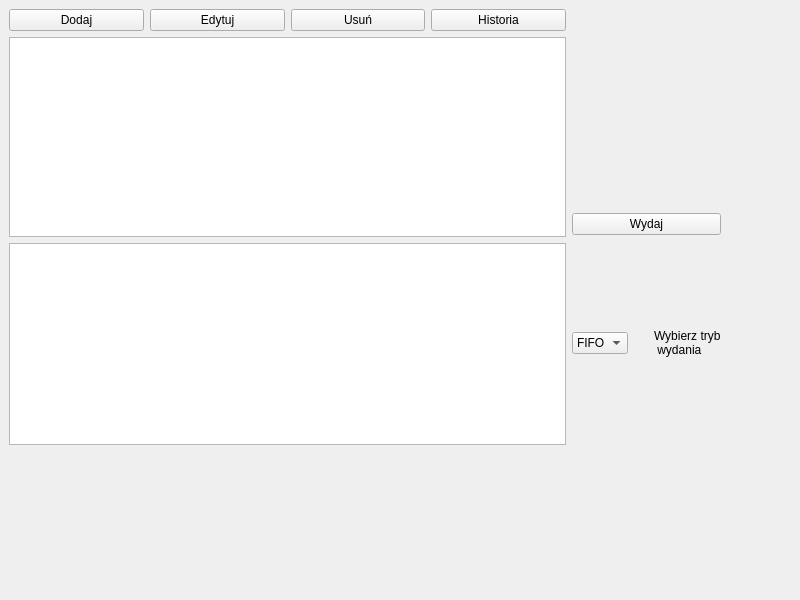
The window that mainwindow.ui (DomaszDomingo/NewestMagazyn) describes before a commit, drawn with Qt 5.
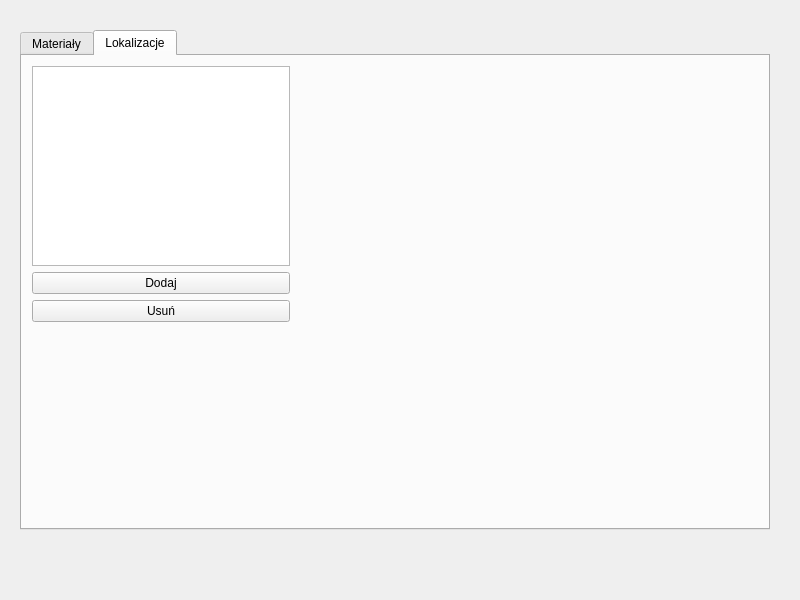
The same window after the commit. Custom widgets are drawn as their Qt base class.

```diff
--- a/mainwindow.ui
+++ b/mainwindow.ui
@@ -14,11 +14,30 @@
    <string>MainWindow</string>
   </property>
   <widget class="QWidget" name="centralwidget">
-   <widget class="QWidget" name="">
+   <widget class="QTabWidget" name="TabWidget">
+    <property name="enabled">
+     <bool>true</bool>
+    </property>
     <property name="geometry">
      <rect>
-      <x>9</x>
-      <y>9</y>
+      <x>20</x>
+      <y>30</y>
+      <width>750</width>
+      <height>500</height>
+     </rect>
+    </property>
+    <property name="currentIndex">
+     <number>1</number>
+    </property>
+    <widget class="QWidget" name="Materials">
+     <attribute name="title">
+      <string>Materiały</string>
+     </attribute>
+     <widget class="QWidget" name="layoutWidget">
+      <property name="geometry">
+       <rect>
+        <x>10</x>
+        <y>10</y>
       <width>712</width>
       <height>436</height>
      </rect>
@@ -147,6 +166,46 @@
       </layout>
      </item>
     </layout>
+     </widget>
+    </widget>
+    <widget class="QWidget" name="Locations">
+     <attribute name="title">
+      <string>Lokalizacje</string>
+     </attribute>
+     <widget class="QWidget" name="">
+      <property name="geometry">
+       <rect>
+        <x>10</x>
+        <y>10</y>
+        <width>258</width>
+        <height>256</height>
+       </rect>
+      </property>
+      <layout class="QVBoxLayout" name="verticalLayout_5">
+       <item>
+        <widget class="QTableView" name="locationsTableView"/>
+       </item>
+       <item>
+        <layout class="QVBoxLayout" name="verticalLayout_4">
+         <item>
+          <widget class="QPushButton" name="addLocationButton">
+           <property name="text">
+            <string>Dodaj</string>
+           </property>
+          </widget>
+         </item>
+         <item>
+          <widget class="QPushButton" name="deleteLocationButton">
+           <property name="text">
+            <string>Usuń</string>
+           </property>
+          </widget>
+         </item>
+        </layout>
+       </item>
+      </layout>
+     </widget>
+    </widget>
    </widget>
   </widget>
   <widget class="QMenuBar" name="menubar">
```
Left out of the diff: 4 changed lines with no effect on the pictures. Lines whose indentation alone changed are shown as unchanged.
